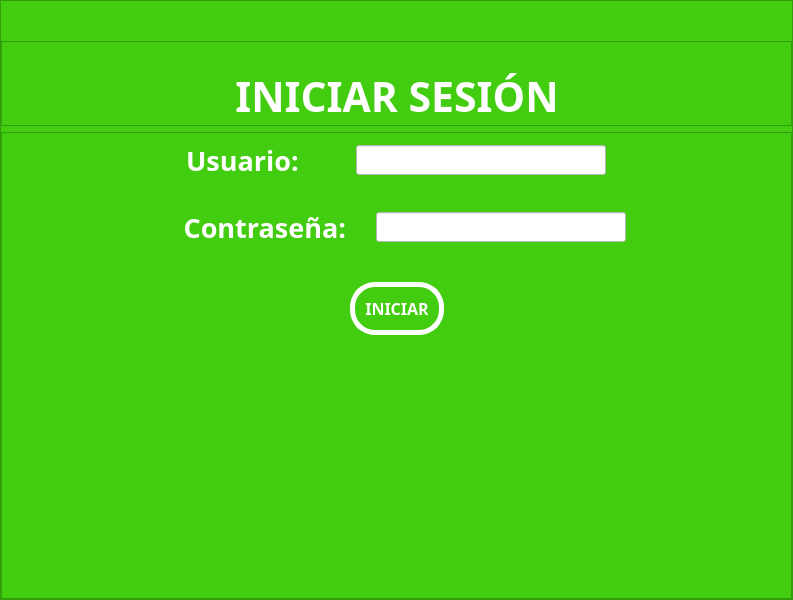
First picture: the form in inicio.ui, repository albertmota28092004/Albert-Mota---Sennova, before the edit.
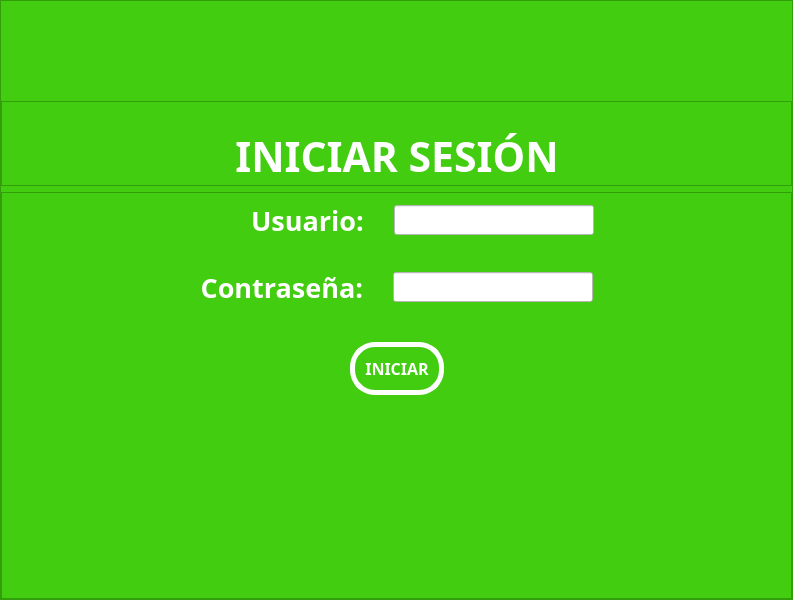
Second picture: the form after the edit. Icons and pictures are not drawn.

Commit message: creación de interfaz en html y css para mostrar y basarse como borrador

Diff of the .ui file:
```diff
--- a/inicio.ui
+++ b/inicio.ui
@@ -61,7 +61,7 @@
            <property name="sizeHint" stdset="0">
             <size>
              <width>20</width>
-             <height>40</height>
+             <height>100</height>
             </size>
            </property>
           </spacer>
@@ -134,6 +134,9 @@
                   <property name="orientation">
                    <enum>Qt::Horizontal</enum>
                   </property>
+                  <property name="sizeType">
+                   <enum>QSizePolicy::MinimumExpanding</enum>
+                  </property>
                   <property name="sizeHint" stdset="0">
                    <size>
                     <width>40</width>
@@ -228,6 +231,22 @@
                     </property>
                     <item>
                      <layout class="QHBoxLayout" name="horizontalLayout_6">
+                      <item>
+                       <spacer name="horizontalSpacer_5">
+                        <property name="orientation">
+                         <enum>Qt::Horizontal</enum>
+                        </property>
+                        <property name="sizeType">
+                         <enum>QSizePolicy::MinimumExpanding</enum>
+                        </property>
+                        <property name="sizeHint" stdset="0">
+                         <size>
+                          <width>240</width>
+                          <height>20</height>
+                         </size>
+                        </property>
+                       </spacer>
+                      </item>
                       <item>
                        <widget class="QLabel" name="label_3">
                         <property name="maximumSize">
@@ -274,10 +293,39 @@
                         </property>
                        </widget>
                       </item>
+                      <item>
+                       <spacer name="horizontalSpacer_7">
+                        <property name="orientation">
+                         <enum>Qt::Horizontal</enum>
+                        </property>
+                        <property name="sizeType">
+                         <enum>QSizePolicy::Expanding</enum>
+                        </property>
+                        <property name="sizeHint" stdset="0">
+                         <size>
+                          <width>180</width>
+                          <height>20</height>
+                         </size>
+                        </property>
+                       </spacer>
+                      </item>
                      </layout>
                     </item>
                     <item>
                      <layout class="QHBoxLayout" name="horizontalLayout_7">
+                      <item>
+                       <spacer name="horizontalSpacer_6">
+                        <property name="orientation">
+                         <enum>Qt::Horizontal</enum>
+                        </property>
+                        <property name="sizeHint" stdset="0">
+                         <size>
+                          <width>40</width>
+                          <height>20</height>
+                         </size>
+                        </property>
+                       </spacer>
+                      </item>
                       <item>
                        <widget class="QLabel" name="label_4">
                         <property name="minimumSize">
@@ -330,6 +378,19 @@
                         </property>
                        </widget>
                       </item>
+                      <item>
+                       <spacer name="horizontalSpacer_8">
+                        <property name="orientation">
+                         <enum>Qt::Horizontal</enum>
+                        </property>
+                        <property name="sizeHint" stdset="0">
+                         <size>
+                          <width>40</width>
+                          <height>20</height>
+                         </size>
+                        </property>
+                       </spacer>
+                      </item>
                      </layout>
                     </item>
                    </layout>
```
The commit also changes 3 other files.
